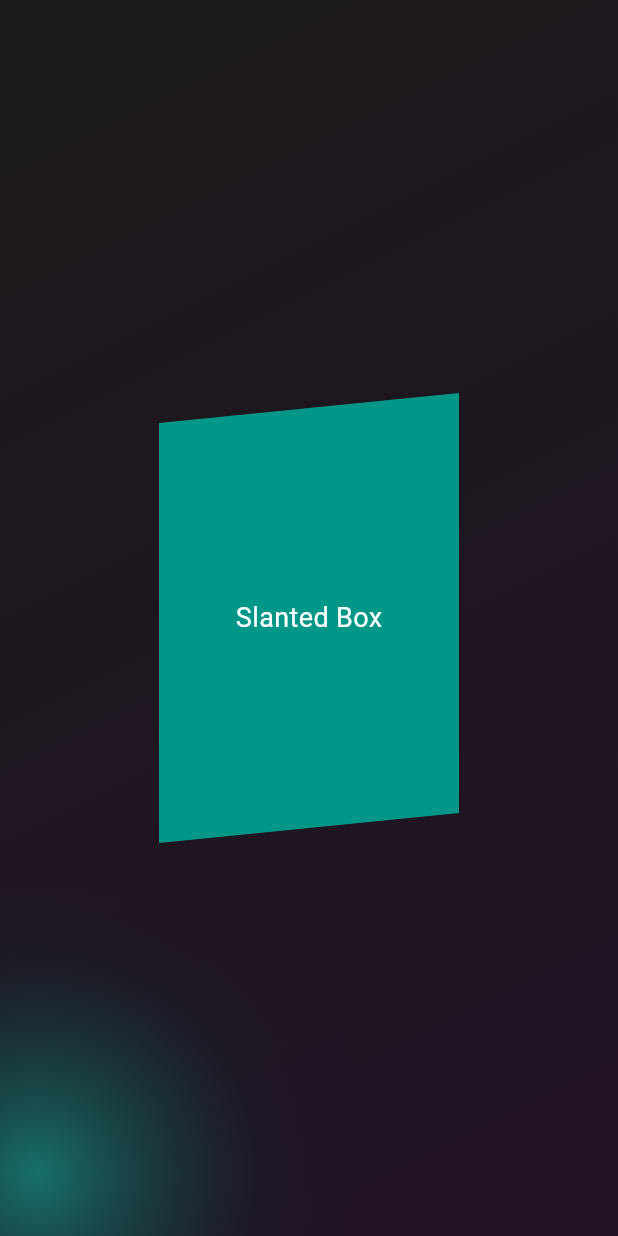
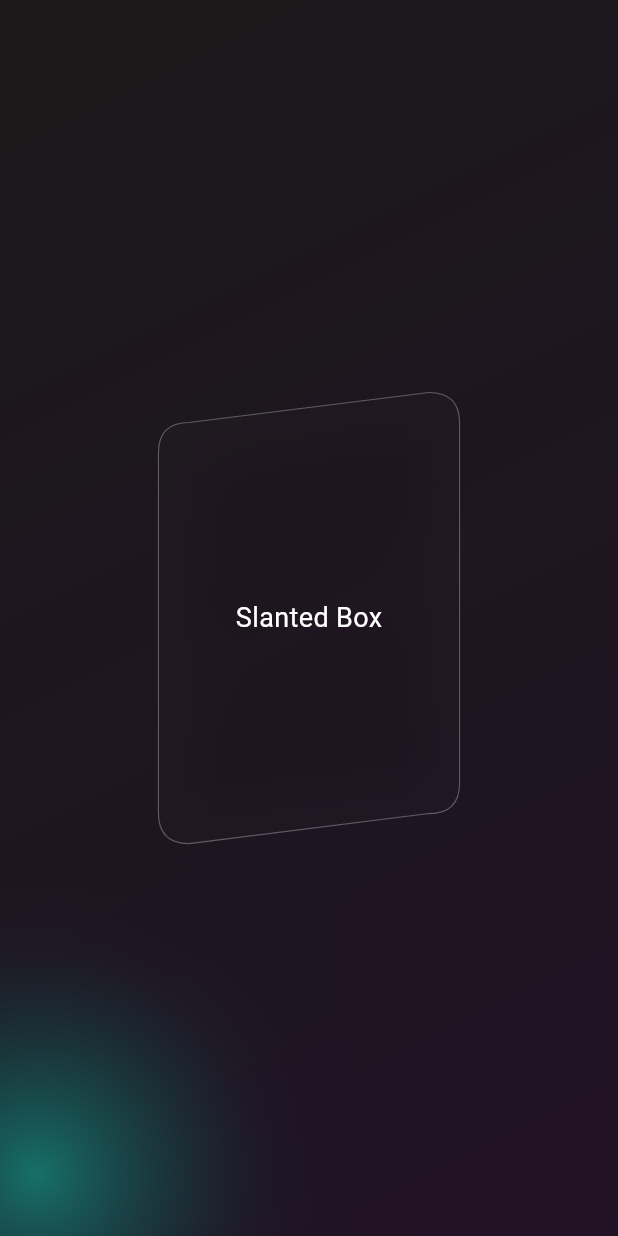
Before and after one commit to Arjun-5/TimeTrails, a Flutter app: the screen it shows after launch, after a tap on the "arrow back ios new" icon, after a tap on the "arrow forward ios" icon, after a tap on "Start", on a phone screen of 412 x 824 dp. Run offline on Flutter 3.47's test engine with Material 3 defaults, Android fonts, the phone set to English and light mode, and no system bars; our stand-ins replace carousel_slider, cloud_firestore, firebase_core, flutter_bloc, google_fonts, smooth_page_indicator; accounts and stored records are empty; generated files the repository leaves out were written again.

Commit message:
Slanted Rhombus box

```diff
--- /dev/null
+++ b/lib/helpers/rhombus_border_painter.dart
@@ -0,0 +1,21 @@
+import 'package:flutter/material.dart';
+import 'package:time_trails/helpers/slanted_rhombus_clipper.dart';
+
+class RhombusBorderPainter extends CustomPainter{
+  final double cornerRadius;
+
+  RhombusBorderPainter({this.cornerRadius = 20});
+
+  @override void paint(Canvas canvas, Size size) {
+    final borderPaint = Paint()
+      ..color = Colors.white.withValues(alpha: 0.3)
+      ..style = PaintingStyle.stroke
+      ..strokeWidth = 1.5;
+
+      final path = SlantedRhombusClipper(cornerRadius: cornerRadius).getClip(size);
+
+      canvas.drawPath(path, borderPaint);
+  }
+  @override
+  bool shouldRepaint(covariant CustomPainter oldDelegate) => false;
+}
--- a/lib/helpers/slanted_rhombus_clipper.dart
+++ b/lib/helpers/slanted_rhombus_clipper.dart
@@ -1,19 +1,29 @@
 import 'package:flutter/material.dart';
 
 class SlantedRhombusClipper extends CustomClipper<Path>{
+  final double cornerRadius;
+
+  const SlantedRhombusClipper({this.cornerRadius = 20});
+
   @override
   Path getClip(Size size) {
-    double topSlant = 20;
+    double width = size.width;
 
-    double bottomSlant = 20;
+    double height = size.height;
 
-    Path rhombusPath = Path();
+    double factor = 20;
 
-    rhombusPath.moveTo(0, topSlant);
-    rhombusPath.lineTo(size.width, 0);
-    rhombusPath.lineTo(size.width, size.height -bottomSlant);
-    rhombusPath.lineTo(0, size.height);
-    rhombusPath.close();
+    Path rhombusPath = Path()
+      ..moveTo(cornerRadius, factor)
+      ..lineTo(width - cornerRadius, 0)
+      ..quadraticBezierTo(width, 0, width, cornerRadius)
+      ..lineTo(width, height - cornerRadius - factor)
+      ..quadraticBezierTo(width, height - factor,width - cornerRadius, height - factor)
+      ..lineTo(cornerRadius, height)
+      ..quadraticBezierTo(0, height, 0, height - cornerRadius)
+      ..lineTo(0, cornerRadius + factor)
+      ..quadraticBezierTo(0, factor, cornerRadius, factor)
+      ..close();
 
     return rhombusPath;
   }
--- a/lib/home_page/home_screen.dart
+++ b/lib/home_page/home_screen.dart
@@ -52,7 +52,6 @@ class HomeScreen extends StatelessWidget {
                     SlantedBox(
                       width: 200,
                       height: 300,
-                      color: Colors.teal,
                       label: 'Slanted Box',
                     ),
                   ],
--- a/lib/widgets/slanted_box.dart
+++ b/lib/widgets/slanted_box.dart
@@ -1,34 +1,40 @@
+import 'dart:ui';
+
 import 'package:flutter/material.dart';
+import 'package:time_trails/helpers/rhombus_border_painter.dart';
 import 'package:time_trails/helpers/slanted_rhombus_clipper.dart';
 
 class SlantedBox extends StatelessWidget {
   final double width;
   final double height;
-  final Color color;
   final String label;
 
   const SlantedBox({
     super.key,
     required this.width,
     required this.height,
-    required this.color,
     required this.label,
   });
 
   @override
   Widget build(BuildContext context) {
-    return ClipPath(
-      clipper: SlantedRhombusClipper(),
+    return CustomPaint(
+      painter: RhombusBorderPainter(cornerRadius: 20),
+      child: ClipPath(
+        clipper: SlantedRhombusClipper(cornerRadius: 20),
+        child: BackdropFilter(
+          filter: ImageFilter.blur(sigmaX: 20, sigmaY: 20),
           child: Container(
             width: width,
             height: height,
-        color: color,
             alignment: Alignment.center,
             child: Text(
               label,
               style: const TextStyle(color: Colors.white, fontSize: 18),
             ),
           ),
+        ),
+      ),
     );
   }
 }
```
Lines whose indentation alone changed are shown as unchanged.
